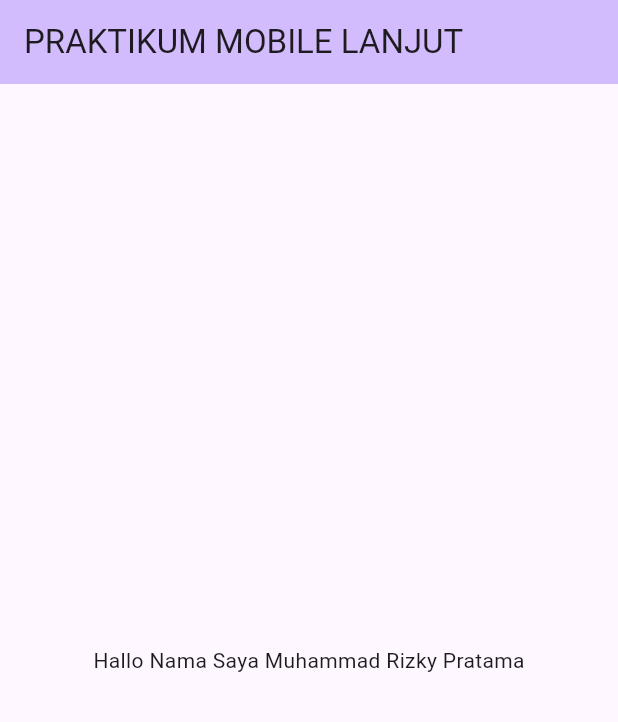
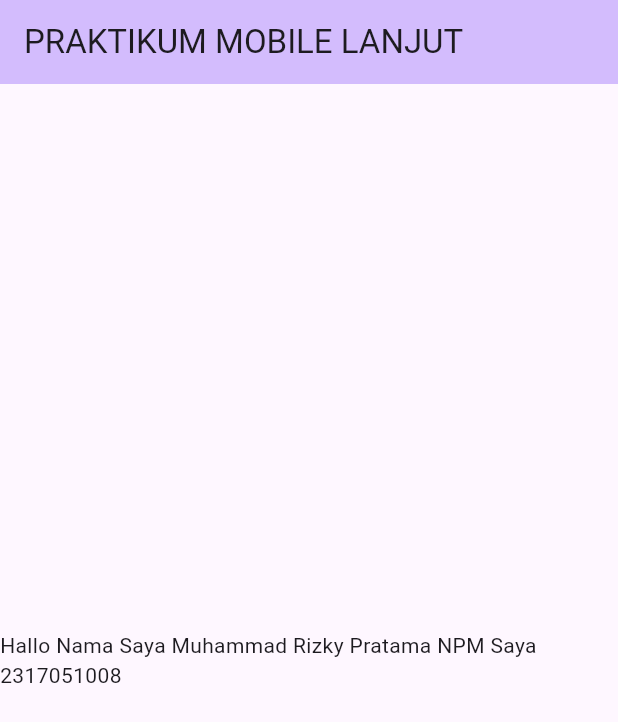
Before and after one commit to inirizkyy/prak-mobilelanjut-2317051008, a Flutter app: the screen it shows after launch, on a phone screen of 412 x 824 dp. Shown: the top 722 px of the screen. Run offline on Flutter 3.47's test engine with Material 3 defaults, Android fonts, the phone set to English and light mode, and no system bars.

Commit message:
NPM Saya 2317051008

```diff
--- a/lib/main.dart
+++ b/lib/main.dart
@@ -47,7 +47,7 @@ class _MyHomePageState extends State<MyHomePage> {
         child: Column(
           mainAxisAlignment: MainAxisAlignment.center,
           children: <Widget>[
-            const Text('Hallo Nama Saya Muhammad Rizky Pratama'),
+            const Text('Hallo Nama Saya Muhammad Rizky Pratama NPM Saya 2317051008'),
           ],
         ),
       ),
```
